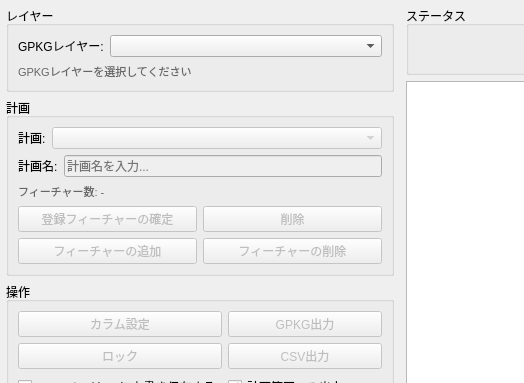
Above: gpkg_editor_dockwidget_base.ui from raw-slnc/gpkg_editor before the change; both pictures show x 0 to 524 and y 0 to 383 of the 1200 by 781 pixel window. Below: the same form after it.
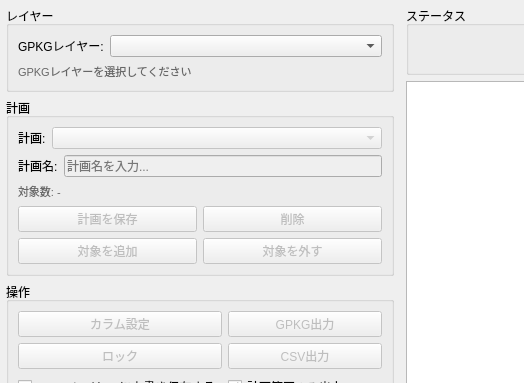
That is the form after the change.

Diff of the .ui file:
```diff
--- a/gpkg_editor_dockwidget_base.ui
+++ b/gpkg_editor_dockwidget_base.ui
@@ -149,7 +149,7 @@
          <item>
           <widget class="QLabel" name="lblFeatureCount">
            <property name="text">
-            <string>フィーチャー数: -</string>
+            <string>対象数: -</string>
            </property>
            <property name="styleSheet">
             <string notr="true">color: #666666; font-size: 11px;</string>
@@ -161,7 +161,7 @@
            <item row="0" column="0">
             <widget class="QPushButton" name="btnPlanSave">
              <property name="text">
-              <string>登録フィーチャーの確定</string>
+              <string>計画を保存</string>
              </property>
              <property name="enabled">
               <bool>false</bool>
@@ -181,7 +181,7 @@
            <item row="1" column="0">
             <widget class="QPushButton" name="btnPlanAddFeature">
              <property name="text">
-              <string>フィーチャーの追加</string>
+              <string>対象を追加</string>
              </property>
              <property name="enabled">
               <bool>false</bool>
@@ -191,7 +191,7 @@
            <item row="1" column="1">
             <widget class="QPushButton" name="btnPlanDeleteFeature">
              <property name="text">
-              <string>フィーチャーの削除</string>
+              <string>対象を外す</string>
              </property>
              <property name="enabled">
               <bool>false</bool>
```
